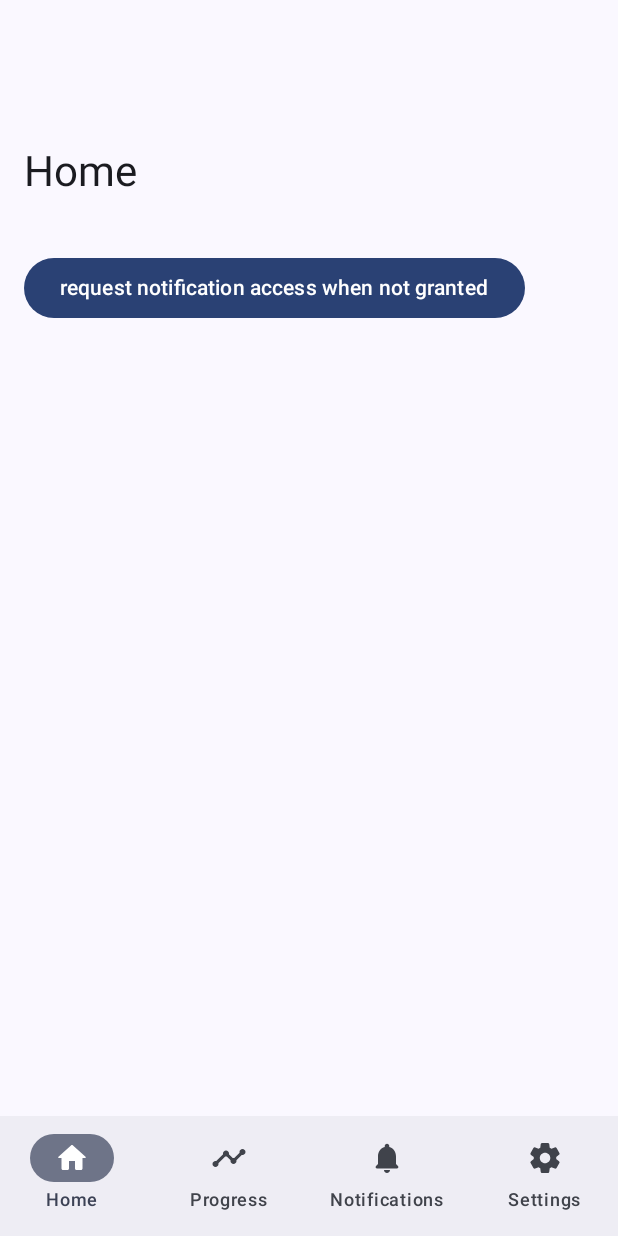
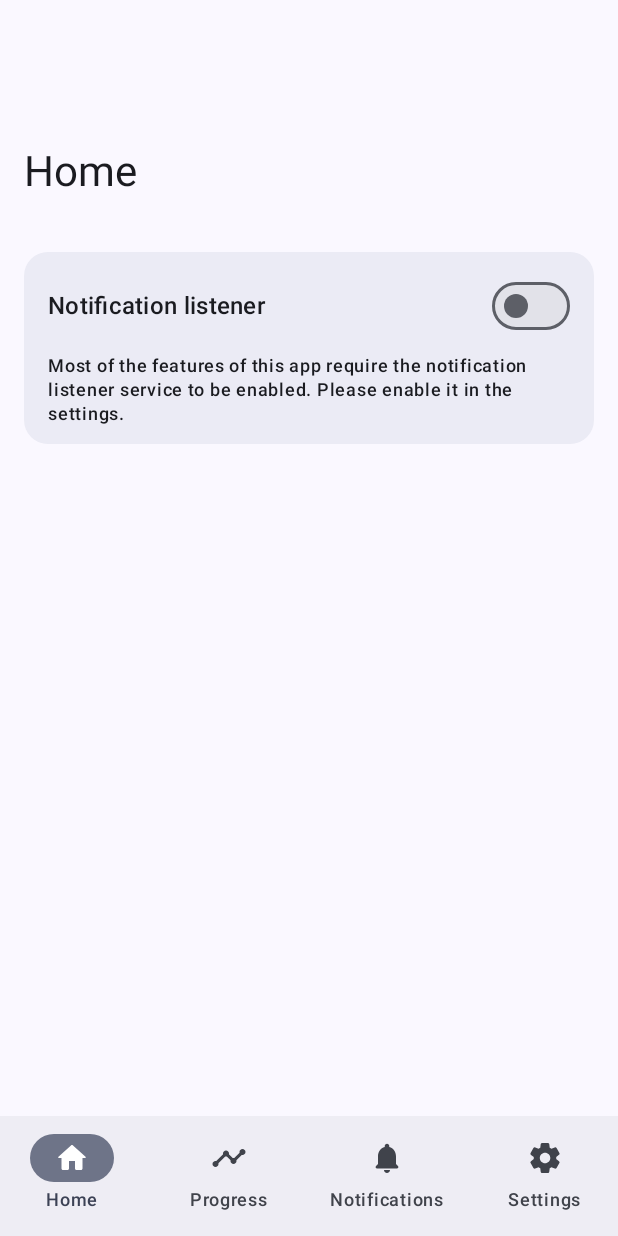
Before and after one commit to fitsuli/GlyphExtender, an Android app built with Jetpack Compose: the HomeScreen screen opened through its navigation route, on a phone screen of 412 x 824 dp. Run offline under Robolectric (Android 15) with nearby library versions, the phone set to English and light mode, and no system bars; libraries missing offline, so code that uses them is left out: soup.compose.material; 3 statements that could not run were skipped.

Commit message:
Bigger beautiful Switch

```diff
--- /dev/null
+++ b/app/src/main/java/com/fitsuli/glyphextender/ui/components/BiggerSwitch.kt
@@ -0,0 +1,68 @@
+package com.fitsuli.glyphextender.ui.components
+
+import androidx.compose.animation.AnimatedContent
+import androidx.compose.foundation.layout.Column
+import androidx.compose.foundation.layout.Row
+import androidx.compose.foundation.layout.fillMaxWidth
+import androidx.compose.foundation.layout.padding
+import androidx.compose.foundation.shape.RoundedCornerShape
+import androidx.compose.material3.MaterialTheme
+import androidx.compose.material3.Surface
+import androidx.compose.material3.Switch
+import androidx.compose.material3.Text
+import androidx.compose.runtime.Composable
+import androidx.compose.ui.Alignment
+import androidx.compose.ui.Modifier
+import androidx.compose.ui.unit.dp
+
+/**
+ * Created by Dmitry Danilyuk at 07.10.2024
+ */
+@Composable
+fun BiggerSwitch(
+    text: String,
+    checked: Boolean,
+    onClick: () -> Unit,
+    modifier: Modifier = Modifier,
+    enabled: Boolean = true,
+    subtitle: String? = null,
+) {
+    Surface(
+        onClick = onClick,
+        tonalElevation = 2.dp,
+        modifier = modifier.fillMaxWidth(),
+        shape = RoundedCornerShape(16.dp),
+        enabled = enabled
+    ) {
+        Column(
+            modifier = Modifier
+                .fillMaxWidth()
+                .padding(horizontal = 16.dp, vertical = 12.dp)
+        ) {
+            Row(
+                verticalAlignment = Alignment.CenterVertically,
+            ) {
+                Text(
+                    text = text,
+                    style = MaterialTheme.typography.titleMedium,
+                    modifier = Modifier.weight(1f)
+                )
+                Switch(
+                    checked = checked,
+                    onCheckedChange = { onClick() },
+                    enabled = enabled
+                )
+            }
+
+            AnimatedContent(targetState = subtitle, label = "Subtitle") { subtitle ->
+                if (subtitle != null) {
+                    Text(
+                        text = subtitle,
+                        style = MaterialTheme.typography.labelMedium,
+                        modifier = Modifier.padding(top = 8.dp)
+                    )
+                }
+            }
+        }
+    }
+}
--- /dev/null
+++ b/app/src/main/java/com/fitsuli/glyphextender/ui/components/LifecycleSubscription.kt
@@ -0,0 +1,43 @@
+package com.fitsuli.glyphextender.ui.components
+
+import androidx.compose.runtime.Composable
+import androidx.compose.runtime.DisposableEffect
+import androidx.compose.runtime.getValue
+import androidx.compose.runtime.rememberUpdatedState
+import androidx.lifecycle.Lifecycle
+import androidx.lifecycle.LifecycleEventObserver
+import androidx.lifecycle.compose.LocalLifecycleOwner
+
+/**
+ * Created by Dmitry Danilyuk at 07.10.2024
+ */
+@Composable
+fun LifecycleSubscription(
+    onCreate: () -> Unit = {},
+    onResume: () -> Unit = {},
+    onPause: () -> Unit = {},
+    onDispose: () -> Unit = {},
+) {
+    val lifecycleOwner = LocalLifecycleOwner.current
+    val currentOnCreate by rememberUpdatedState(onCreate)
+    val currentOnResume by rememberUpdatedState(onResume)
+    val currentOnPause by rememberUpdatedState(onPause)
+    val currentOnDispose by rememberUpdatedState(onDispose)
+    DisposableEffect(lifecycleOwner) {
+        val observer = LifecycleEventObserver { _, event ->
+            when (event) {
+                Lifecycle.Event.ON_CREATE -> currentOnCreate()
+                Lifecycle.Event.ON_RESUME -> currentOnResume()
+                Lifecycle.Event.ON_PAUSE -> currentOnPause()
+                else -> {}
+            }
+        }
+
+        lifecycleOwner.lifecycle.addObserver(observer)
+
+        onDispose {
+            lifecycleOwner.lifecycle.removeObserver(observer)
+            currentOnDispose()
+        }
+    }
+}
--- a/app/src/main/java/com/fitsuli/glyphextender/ui/screens/home/HomeScreen.kt
+++ b/app/src/main/java/com/fitsuli/glyphextender/ui/screens/home/HomeScreen.kt
@@ -1,24 +1,27 @@
 package com.fitsuli.glyphextender.ui.screens.home
 
-import android.content.ComponentName
-import android.content.Intent
-import android.provider.Settings
-import androidx.compose.material3.Button
-import androidx.compose.material3.Text
+import androidx.compose.foundation.layout.Spacer
+import androidx.compose.foundation.layout.height
 import androidx.compose.runtime.Composable
-import androidx.compose.ui.platform.LocalContext
+import androidx.compose.runtime.getValue
+import androidx.compose.ui.Modifier
 import androidx.compose.ui.res.stringResource
-import androidx.core.app.NotificationManagerCompat
-import com.fitsuli.glyphextender.BuildConfig
-import com.fitsuli.glyphextender.GlyphService
+import androidx.compose.ui.unit.dp
+import androidx.lifecycle.compose.collectAsStateWithLifecycle
+import androidx.lifecycle.viewmodel.compose.viewModel
 import com.fitsuli.glyphextender.R
+import com.fitsuli.glyphextender.ui.components.BiggerSwitch
+import com.fitsuli.glyphextender.ui.components.LifecycleSubscription
 import com.fitsuli.glyphextender.ui.components.SimpleScaffold
 
 /**
  * Created by Dmitry Danilyuk at 04.08.2024
  */
 @Composable
-fun HomeScreen() {
+fun HomeScreen(
+    viewModel: HomeViewModel = viewModel(),
+) {
+    val isListenerEnabled by viewModel.isListenerEnabledFlow.collectAsStateWithLifecycle()
     SimpleScaffold(
         headerText = stringResource(id = R.string.home),
     ) {
@@ -73,36 +76,21 @@ fun HomeScreen() {
         ) {
             Text(text = "progress")
         }
-        Button(
-            onClick = {
-                context.startForegroundService(Intent(context, GlyphService::class.java))
-            }
-        ) {
-            Text(text = "run the service manually (!!!)")
-        }
+
 */
 
-        val context = LocalContext.current
-        Button(onClick = {
-            if (!NotificationManagerCompat.getEnabledListenerPackages(context)
-                    .contains(BuildConfig.APPLICATION_ID)
-            ) {
-                val intent = Intent(Settings.ACTION_NOTIFICATION_LISTENER_DETAIL_SETTINGS)
-                    .putExtra(
-                        Settings.EXTRA_NOTIFICATION_LISTENER_COMPONENT_NAME,
-                        ComponentName(
-                            BuildConfig.APPLICATION_ID,
-                            GlyphService::class.java.name
-                        ).flattenToString()
-                    )
+        LifecycleSubscription(
+            onResume = viewModel::checkNotificationListenerEnabled,
+        )
 
-                runCatching {
-                    context.startActivity(intent)
-                }
-            }
-        }) {
-            Text(text = "request notification access when not granted")
-        }
+        BiggerSwitch(
+            text = stringResource(id = R.string.notification_listener),
+            checked = isListenerEnabled,
+            onClick = viewModel::openNotificationListenerSettings,
+            subtitle = if (!isListenerEnabled) stringResource(id = R.string.notification_listener_explanation) else null,
+        )
+        Spacer(modifier = Modifier.height(8.dp))
+
         /*        Button(
                     onClick = {
                         scope.launch { mGM.turnOff() }
--- /dev/null
+++ b/app/src/main/java/com/fitsuli/glyphextender/ui/screens/home/HomeViewModel.kt
@@ -0,0 +1,51 @@
+package com.fitsuli.glyphextender.ui.screens.home
+
+import android.app.Application
+import android.content.ComponentName
+import android.content.Intent
+import android.provider.Settings
+import androidx.core.app.NotificationManagerCompat
+import androidx.lifecycle.AndroidViewModel
+import androidx.lifecycle.viewModelScope
+import com.fitsuli.glyphextender.BuildConfig
+import com.fitsuli.glyphextender.GlyphService
+import kotlinx.coroutines.Dispatchers
+import kotlinx.coroutines.flow.MutableStateFlow
+import kotlinx.coroutines.flow.update
+import kotlinx.coroutines.launch
+
+/**
+ * Created by Dmitry Danilyuk at 07.10.2024
+ */
+class HomeViewModel(application: Application) : AndroidViewModel(application) {
+    val isListenerEnabledFlow = MutableStateFlow(false)
+
+    fun checkNotificationListenerEnabled() {
+        viewModelScope.launch(Dispatchers.IO) {
+            val isEnabled = NotificationManagerCompat.getEnabledListenerPackages(getApplication())
+                .contains(BuildConfig.APPLICATION_ID)
+            isListenerEnabledFlow.update { isEnabled }
+        }
+    }
+
+    fun openNotificationListenerSettings() {
+        val intent = Intent(Settings.ACTION_NOTIFICATION_LISTENER_DETAIL_SETTINGS)
+            .putExtra(
+                Settings.EXTRA_NOTIFICATION_LISTENER_COMPONENT_NAME,
+                ComponentName(
+                    BuildConfig.APPLICATION_ID,
+                    GlyphService::class.java.name
+                ).flattenToString()
+            )
+            .addFlags(Intent.FLAG_ACTIVITY_NEW_TASK)
+
+
+        runCatching {
+            getApplication<Application>().startActivity(intent)
+        }
+    }
+
+    init {
+        checkNotificationListenerEnabled()
+    }
+}
--- a/app/src/main/res/values/strings.xml
+++ b/app/src/main/res/values/strings.xml
@@ -9,4 +9,9 @@
     <string name="about">About</string>
 
     <string name="clear_all">Clear All</string>
+    <string name="notification_listener">Notification listener</string>
+    <string name="notification_listener_explanation">
+        Most of the features of this app require the notification listener service to be enabled.
+        Please enable it in the settings.
+    </string>
 </resources>
```
